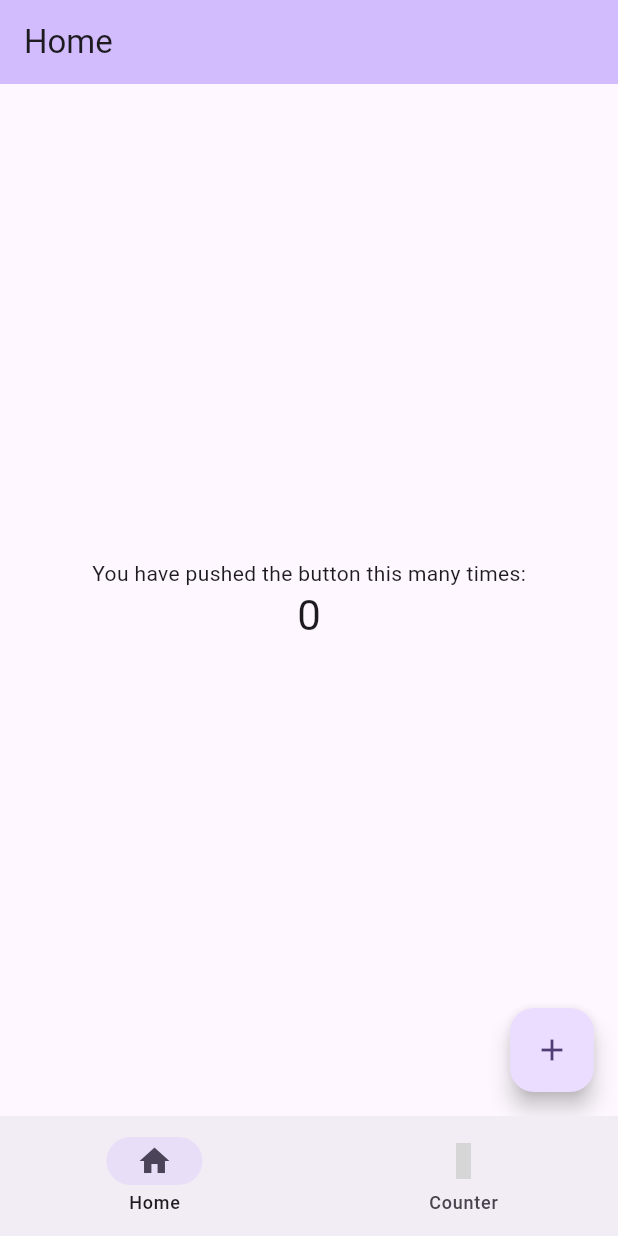
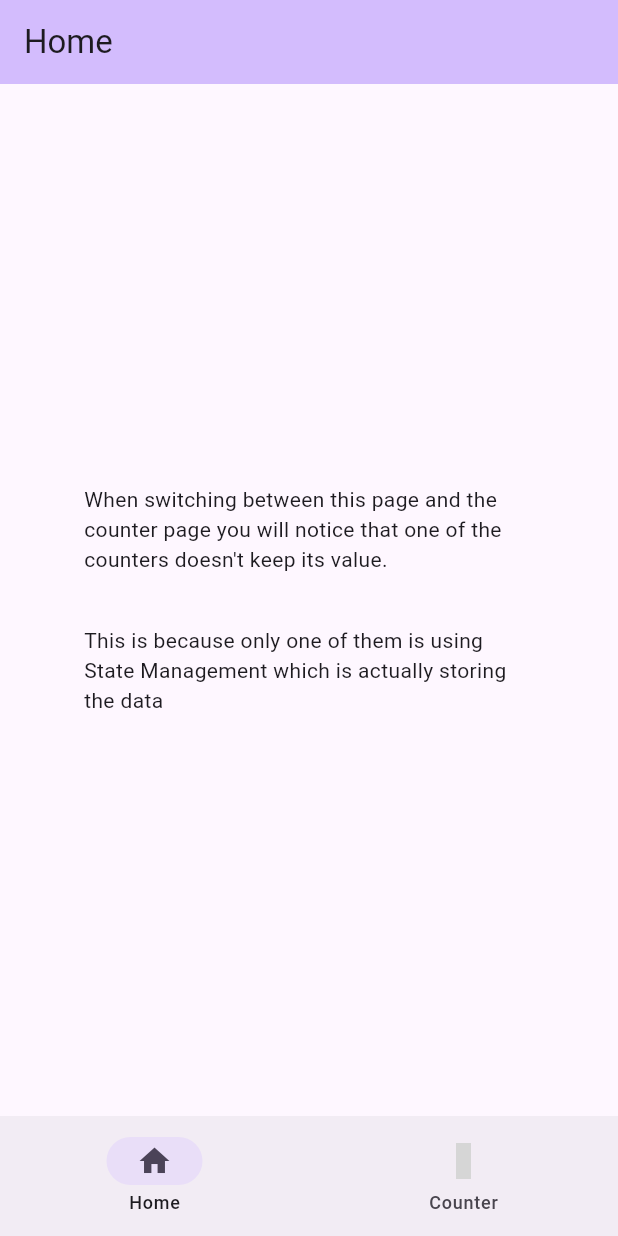
Before and after one commit to AndrewEllen/example_flutter_app, a Flutter app: the screen it shows after launch, on a phone screen of 412 x 824 dp. Run offline on Flutter 3.47's test engine with Material 2 defaults, Android fonts, the phone set to English and light mode, and no system bars; our stand-ins replace material_design_icons_flutter; grey boxes are pictures that could not be loaded.

Commit message:
Modified home and counter pages to give an example of state management

```diff
--- a/lib/main.dart
+++ b/lib/main.dart
@@ -29,7 +29,8 @@ class MyApp extends StatelessWidget {
   @override
   Widget build(BuildContext context) {
     return MaterialApp(
-      title: 'Flutter Demo',
+      debugShowCheckedModeBanner: false,
+      title: 'Flutter Example App',
       theme: ThemeData(
         colorScheme: ColorScheme.fromSeed(seedColor: Colors.deepPurple),
         useMaterial3: true,
--- a/lib/pages/counter_page.dart
+++ b/lib/pages/counter_page.dart
@@ -1,4 +1,6 @@
+import 'package:example_flutter_app/providers/counter_provider.dart';
 import 'package:flutter/material.dart';
+import 'package:provider/provider.dart';
 
 class CounterPage extends StatefulWidget {
   const CounterPage({Key? key, required this.title}) : super(key: key);
@@ -33,12 +35,8 @@ class _CounterPageState extends State<CounterPage> {
     // than having to individually change instances of widgets.
     return Scaffold(
       appBar: AppBar(
-        // TRY THIS: Try changing the color here to a specific color (to
-        // Colors.amber, perhaps?) and trigger a hot reload to see the AppBar
-        // change color while the other colors stay the same.
         backgroundColor: Theme.of(context).colorScheme.inversePrimary,
-        // Here we take the value from the MyHomePage object that was created by
-        // the App.build method, and use it to set our appbar title.
+
         title: Text(widget.title),
       ),
       body: Center(
@@ -54,27 +52,63 @@ class _CounterPageState extends State<CounterPage> {
           // center the children vertically; the main axis here is the vertical
           // axis because Columns are vertical (the cross axis would be
           // horizontal).
-          //
-          // TRY THIS: Invoke "debug painting" (choose the "Toggle Debug Paint"
-          // action in the IDE, or press "p" in the console), to see the
-          // wireframe for each widget.
+
           mainAxisAlignment: MainAxisAlignment.center,
           children: <Widget>[
+
+            ///Spacer evenly spaces out widgets in a column or other similar list widgets
+            const Spacer(),
+
             const Text(
-              'You have pushed the button this many times:',
+              "This counter DOESN'T use State Management.",
             ),
             Text(
               '$_counter',
               style: Theme.of(context).textTheme.headlineMedium,
             ),
+            ElevatedButton(
+              style: ElevatedButton.styleFrom(
+                /// You can also use Colors.black or Color.fromRGBO() or Color.fromARGB()
+                foregroundColor: Theme.of(context).colorScheme.inverseSurface,
+                backgroundColor: Theme.of(context).colorScheme.inversePrimary,
+              ),
+              onPressed: _incrementCounter,
+              child: Text("Add to Counter"),
+            ),
+
+            ///Spacer evenly spaces out widgets in a column or other similar list widgets
+            const Spacer(),
+
+            const Text(
+              'This counter DOES use State Management.',
+            ),
+            Text(
+
+              /// This is reading the value of the variable from the provider. Since this widget needs updated when the state changes
+              /// we are using context.watch instead of context.read.
+              /// Watch rebuilds the widget to update the value while read only reads from the provider.
+
+              '${context.watch<CounterProvider>().counter}',
+              style: Theme.of(context).textTheme.headlineMedium,
+            ),
+
+            ElevatedButton(
+              style: ElevatedButton.styleFrom(
+                /// You can also use Colors.black or Color.fromRGBO() or Color.fromARGB()
+                foregroundColor: Theme.of(context).colorScheme.inverseSurface,
+                backgroundColor: Theme.of(context).colorScheme.inversePrimary,
+              ),
+
+              /// This is running the updateCounter() function in the provider which is updating the variable
+              onPressed: () => context.read<CounterProvider>().updateCounter(),
+              child: Text("Add to Counter"),
+            ),
+
+            ///Spacer evenly spaces out widgets in a column or other similar list widgets
+            const Spacer(),
           ],
         ),
       ),
-      floatingActionButton: FloatingActionButton(
-        onPressed: _incrementCounter,
-        tooltip: 'Increment',
-        child: const Icon(Icons.add),
-      ), // This trailing comma makes auto-formatting nicer for build methods.
     );
   }
 }
--- a/lib/pages/home_page.dart
+++ b/lib/pages/home_page.dart
@@ -10,71 +10,43 @@ class HomePage extends StatefulWidget {
 }
 
 class _HomePageState extends State<HomePage> {
-  int _counter = 0;
-
-  void _incrementCounter() {
-    setState(() {
-      // This call to setState tells the Flutter framework that something has
-      // changed in this State, which causes it to rerun the build method below
-      // so that the display can reflect the updated values. If we changed
-      // _counter without calling setState(), then the build method would not be
-      // called again, and so nothing would appear to happen.
-      _counter++;
-    });
-  }
 
   @override
   Widget build(BuildContext context) {
-    // This method is rerun every time setState is called, for instance as done
-    // by the _incrementCounter method above.
-    //
-    // The Flutter framework has been optimized to make rerunning build methods
-    // fast, so that you can just rebuild anything that needs updating rather
-    // than having to individually change instances of widgets.
     return Scaffold(
       appBar: AppBar(
-        // TRY THIS: Try changing the color here to a specific color (to
-        // Colors.amber, perhaps?) and trigger a hot reload to see the AppBar
-        // change color while the other colors stay the same.
+
         backgroundColor: Theme.of(context).colorScheme.inversePrimary,
-        // Here we take the value from the MyHomePage object that was created by
-        // the App.build method, and use it to set our appbar title.
+
         title: Text(widget.title),
       ),
-      body: Center(
-        // Center is a layout widget. It takes a single child and positions it
-        // in the middle of the parent.
+      body: const Center(
         child: Column(
-          // Column is also a layout widget. It takes a list of children and
-          // arranges them vertically. By default, it sizes itself to fit its
-          // children horizontally, and tries to be as tall as its parent.
-          //
-          // Column has various properties to control how it sizes itself and
-          // how it positions its children. Here we use mainAxisAlignment to
-          // center the children vertically; the main axis here is the vertical
-          // axis because Columns are vertical (the cross axis would be
-          // horizontal).
-          //
-          // TRY THIS: Invoke "debug painting" (choose the "Toggle Debug Paint"
-          // action in the IDE, or press "p" in the console), to see the
-          // wireframe for each widget.
-          mainAxisAlignment: MainAxisAlignment.center,
-          children: <Widget>[
-            const Text(
-              'You have pushed the button this many times:',
+          children: [
+
+            Spacer(flex: 8),
+
+            SizedBox(
+              width: 300,
+              child: Text(
+                "When switching between this page and the counter page you will notice that one of the counters doesn't keep its value."
+              ),
             ),
-            Text(
-              '$_counter',
-              style: Theme.of(context).textTheme.headlineMedium,
+
+            Spacer(flex: 1),
+
+            SizedBox(
+              width: 300,
+              child: Text(
+                  "This is because only one of them is using State Management which is actually storing the data"
+              ),
             ),
+
+            Spacer(flex: 8),
+
           ],
         ),
       ),
-      floatingActionButton: FloatingActionButton(
-        onPressed: _incrementCounter,
-        tooltip: 'Increment',
-        child: const Icon(Icons.add),
-      ), // This trailing comma makes auto-formatting nicer for build methods.
     );
   }
 }
--- a/lib/providers/counter_provider.dart
+++ b/lib/providers/counter_provider.dart
@@ -6,9 +6,9 @@ class CounterProvider with ChangeNotifier {
 
   int get counter => _counter;
 
-  void updateCounter(int intToAdd) {
+  void updateCounter() {
 
-    _counter += intToAdd;
+    _counter ++;
 
     notifyListeners();
   }
```
